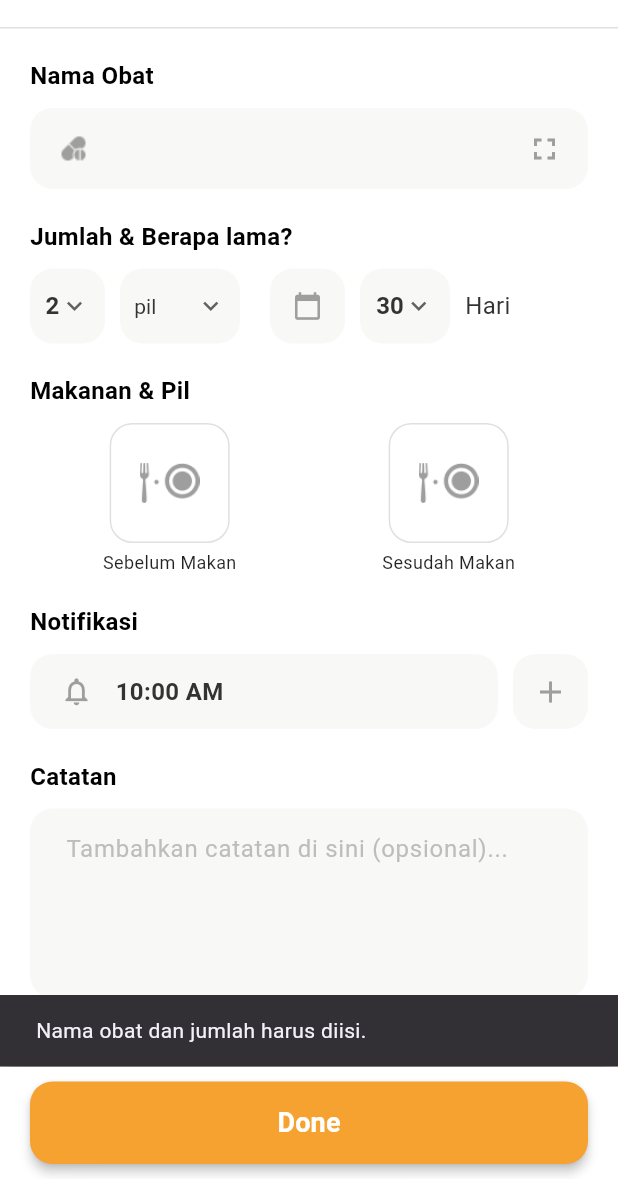
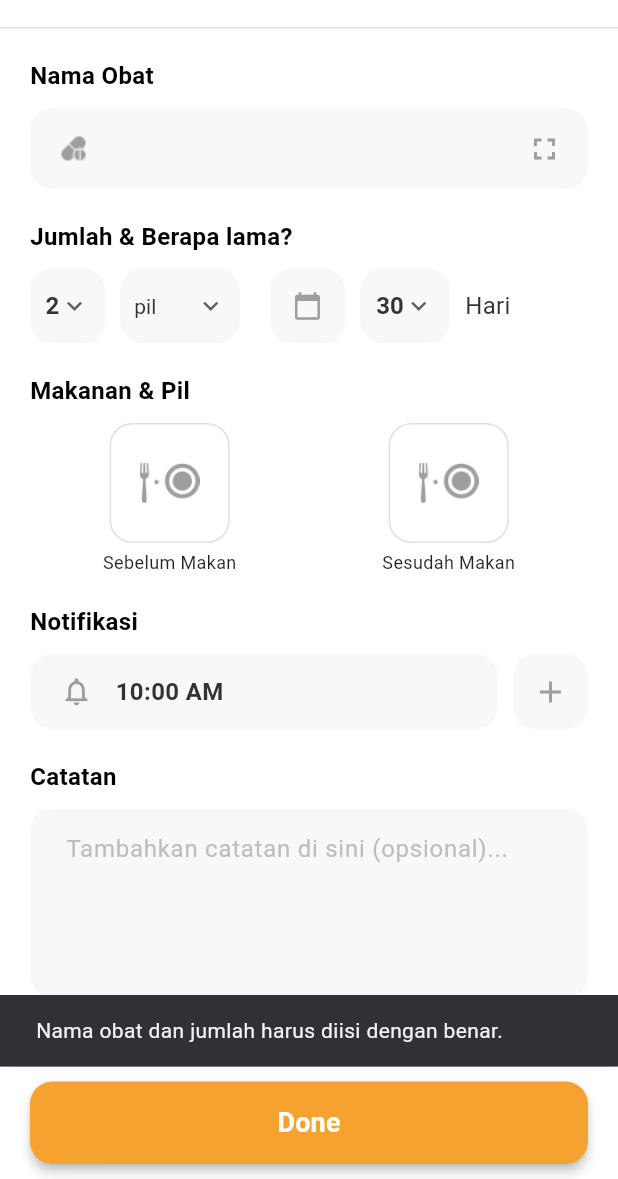
Before and after one commit to manzil26/sahabatRS, a Flutter app: the SajadTambahPage screen opened directly, after a tap on "Done", on a phone screen of 412 x 824 dp, the part 57-1236 px from its top. Run offline on Flutter 3.47's test engine with Material 3 defaults, Android fonts, the phone set to English and light mode, and no system bars; our stand-ins replace flutter_map, flutter_svg, latlong2, supabase_flutter; accounts and stored records are empty; Roboto replaces fonts that are missing (Poppins).

```diff
--- a/lib/screens/Penjadwalan/SaJad-Tambah.dart
+++ b/lib/screens/Penjadwalan/SaJad-Tambah.dart
@@ -2,8 +2,8 @@
 
 import 'package:flutter/material.dart';
 import 'package:intl/intl.dart';
-import '../../../../models/jadwal_obat.dart'; // Import model
-import '../../../../services/jadwal_service.dart'; // Import service
+import '../../../../models/jadwal_obat.dart';
+import '../../../../services/jadwal_service.dart';
 
 // --- Konstanta Warna ---
 const Color _orangeAksen = Color(0xFFF6A230);
@@ -11,11 +11,8 @@ const Color _inputBgColor = Color(0xFFF8F8F6);
 const Color _inputTextColor = Color(0xFF333333);
 const Color _greyIconColor = Color(0xFF9E9E9E);
 
-// --- Tipe Enum untuk Waktu Makan ---
-// Memastikan nilai enum cocok dengan ENUM database: 'sebelum_makan', 'sesudah_makan'
 enum WaktuMakan { sebelum, saat, sesudah }
 
-// --- Widget untuk Pilihan Waktu Makan Kustom (TIDAK BERUBAH) ---
 class WaktuMakanOption extends StatelessWidget {
   final WaktuMakan value;
   final WaktuMakan selectedValue;
@@ -83,7 +80,6 @@ class WaktuMakanOption extends StatelessWidget {
   }
 }
 
-// --- Widget Kustom untuk Input Field (Contoh: Nama Obat) ---
 Widget _buildRoundedInputField({
   required String label,
   required TextEditingController controller,
@@ -146,7 +142,6 @@ Widget _buildRoundedInputField({
   );
 }
 
-// --- Sajad Tambah Page ---
 class SajadTambahPage extends StatefulWidget {
   const SajadTambahPage({Key? key}) : super(key: key);
 
@@ -155,19 +150,19 @@ class SajadTambahPage extends StatefulWidget {
 }
 
 class _SajadTambahPageState extends State<SajadTambahPage> {
-  // State untuk form
   String _namaObat = 'Masukkan Nama Obat';
   int _jumlahObat = 2;
-  String _jenisJumlah = 'pil'; // atau 'tablet', 'sendok', dll.
+  String _jenisJumlah = 'pil';
   int _durasiHari = 30;
 
-  WaktuMakan _waktuMakanTerpilih = WaktuMakan.saat; // Sesuai gambar
-  TimeOfDay _jamMinum = const TimeOfDay(hour: 10, minute: 0); // Sesuai gambar
+  WaktuMakan _waktuMakanTerpilih = WaktuMakan.saat;
+  TimeOfDay _jamMinum = const TimeOfDay(hour: 10, minute: 0);
   String _catatan = '';
 
-  // Controller untuk field yang kompleks
   final TextEditingController _namaObatController = TextEditingController();
   final TextEditingController _catatanController = TextEditingController();
+
+  bool _isSaving = false; // Indikator loading saat menyimpan
 
   @override
   void initState() {
@@ -187,18 +182,16 @@ class _SajadTambahPageState extends State<SajadTambahPage> {
     super.dispose();
   }
 
-  // Fungsi untuk menampilkan Time Picker
   Future<void> _selectTime(BuildContext context) async {
     final TimeOfDay? picked = await showTimePicker(
       context: context,
       initialTime: _jamMinum,
       builder: (context, child) {
-        // Kustomisasi warna Time Picker (opsional)
         return Theme(
           data: ThemeData.light().copyWith(
             primaryColor: _orangeAksen,
             colorScheme: ColorScheme.light(
-              primary: _orangeAksen, // Warna aksen untuk jam yang dipilih
+              primary: _orangeAksen,
               onSurface: Colors.black,
             ),
           ),
@@ -213,18 +206,17 @@ class _SajadTambahPageState extends State<SajadTambahPage> {
     }
   }
 
-  // Fungsi untuk menyimpan data (DIUBAH)
+  // --- Fungsi Simpan Data (DIPERBAIKI) ---
   void _simpanJadwal() async {
-    // Dibuat async
-    // 1. Validasi
-    if (_namaObatController.text.isEmpty || _jumlahObat <= 0) {
+    if (_namaObatController.text.trim().isEmpty || _jumlahObat <= 0) {
       ScaffoldMessenger.of(context).showSnackBar(
-        const SnackBar(content: Text('Nama obat dan jumlah harus diisi.')),
+        const SnackBar(content: Text('Nama obat dan jumlah harus diisi dengan benar.')),
       );
       return;
     }
 
-    // Logic untuk mengkonversi WaktuMakan enum ke string database
+    setState(() => _isSaving = true); // Mulai loading
+
     String getJenisWaktuMakan() {
       switch (_waktuMakanTerpilih) {
         case WaktuMakan.sebelum:
@@ -237,10 +229,9 @@ class _SajadTambahPageState extends State<SajadTambahPage> {
       }
     }
 
-    // 2. Buat objek JadwalObat
     final newJadwal = JadwalObat(
       id: 0,
-      idPengguna: '', // Kosongkan saja, nanti diisi otomatis di Service pakai UUID asli
+      idPengguna: '',
       namaObat: _namaObat,
       jamMinum: _jamMinum,
       jenisWaktuMakan: getJenisWaktuMakan(),
@@ -250,27 +241,43 @@ class _SajadTambahPageState extends State<SajadTambahPage> {
       catatan: _catatan,
     );
 
-    // 3. Panggil Service untuk Add Data
-    final success = await JadwalService.addObat(newJadwal);
+    // Panggil service yang mengembalikan pesan error (String?)
+    final errorMessage = await JadwalService.addObat(newJadwal);
 
-    String message;
-    if (success) {
-      message = 'Jadwal obat berhasil ditambahkan.';
+    if (!mounted) return;
+
+    setState(() => _isSaving = false); // Stop loading
+
+    if (errorMessage == null) {
+      // SUKSES (Error null)
+      ScaffoldMessenger.of(context).showSnackBar(
+        const SnackBar(
+          content: Text('Jadwal obat berhasil ditambahkan!'),
+          backgroundColor: Colors.green,
+        ),
+      );
+      Navigator.of(context).pop(); // Kembali ke halaman sebelumnya
     } else {
-      message = 'Gagal menambahkan jadwal obat.';
+      // GAGAL (Tampilkan pesan error asli dari Supabase)
+      // Contoh error: "relation 'jadwalobat' does not exist" -> Nama tabel salah
+      // Contoh error: "violates row-level security policy" -> Masalah Auth/RLS
+      showDialog(
+        context: context,
+        builder: (ctx) => AlertDialog(
+          title: const Text("Gagal Menyimpan"),
+          content: Text("Detail Error:\n$errorMessage\n\nPastikan Anda sudah login dan tabel 'jadwalobat' ada."),
+          actions: [
+            TextButton(
+              onPressed: () => Navigator.pop(ctx),
+              child: const Text("Tutup"),
+            )
+          ],
+        ),
+      );
+    }
   }
 
-    ScaffoldMessenger.of(
-      context,
-    ).showSnackBar(SnackBar(content: Text(message)));
-
-    // 4. Kembali ke halaman sebelumnya
-    Navigator.of(context).pop();
-  }
-
-  // --- Widget Kustom untuk Pilihan Jumlah & Durasi (2 Pil - 30 Hari) ---
   Widget _buildJumlahDanDurasi() {
-    // Fungsi yang akan dipanggil saat perubahan terjadi pada Dropdown
     void _onChanged(dynamic newValue, String type) {
       setState(() {
         if (type == 'jumlah') {
@@ -283,10 +290,9 @@ class _SajadTambahPageState extends State<SajadTambahPage> {
       });
     }
 
-    // Builder untuk wadah input
     Widget _buildDropdownContainer({
       required Widget child,
-      double width = 80, // Default width
+      double width = 80,
     }) {
       return Container(
         width: width,
@@ -300,7 +306,6 @@ class _SajadTambahPageState extends State<SajadTambahPage> {
       );
     }
 
-    // Opsi untuk Jumlah Pil (Simulasi 1-5)
     List<DropdownMenuItem<String>> jumlahItems = [1, 2, 3, 4, 5]
         .map(
           (e) =>
@@ -308,7 +313,6 @@ class _SajadTambahPageState extends State<SajadTambahPage> {
         )
         .toList();
 
-    // Opsi untuk Jenis Jumlah (Pil, Tablet, Kapsul)
     List<DropdownMenuItem<String>> jenisItems = ['pil', 'tablet', 'kapsul']
         .map(
           (e) => DropdownMenuItem(
@@ -318,7 +322,6 @@ class _SajadTambahPageState extends State<SajadTambahPage> {
         )
         .toList();
 
-    // Opsi untuk Durasi Hari (Simulasi 1-30)
     List<DropdownMenuItem<String>> durasiItems =
         List.generate(30, (index) => index + 1)
             .map(
@@ -343,7 +346,6 @@ class _SajadTambahPageState extends State<SajadTambahPage> {
         const SizedBox(height: 10),
         Row(
           children: <Widget>[
-            // 1. Jumlah Obat (2)
             _buildDropdownContainer(
               width: 50,
               child: DropdownButtonHideUnderline(
@@ -363,9 +365,8 @@ class _SajadTambahPageState extends State<SajadTambahPage> {
             ),
             const SizedBox(width: 10),
 
-            // 2. Jenis Jumlah (pil)
             _buildDropdownContainer(
-              width: 80, // Lebih lebar untuk teks 'pil'
+              width: 80,
               child: DropdownButtonHideUnderline(
                 child: DropdownButton<String>(
                   value: _jenisJumlah,
@@ -378,7 +379,6 @@ class _SajadTambahPageState extends State<SajadTambahPage> {
               ),
             ),
 
-            // Icon Kalender (Simulasi)
             const SizedBox(width: 20),
             Container(
               width: 50,
@@ -396,7 +396,6 @@ class _SajadTambahPageState extends State<SajadTambahPage> {
 
             const SizedBox(width: 10),
 
-            // 3. Durasi Hari (30 Hari)
             _buildDropdownContainer(
               width: 60,
               child: DropdownButtonHideUnderline(
@@ -416,7 +415,6 @@ class _SajadTambahPageState extends State<SajadTambahPage> {
             ),
             const SizedBox(width: 10),
 
-            // Teks 'Hari'
             const Text(
               'Hari',
               style: TextStyle(color: _inputTextColor, fontSize: 16),
@@ -427,7 +425,6 @@ class _SajadTambahPageState extends State<SajadTambahPage> {
     );
   }
 
-  // --- Widget Kustom untuk Notifikasi (Input Waktu) ---
   Widget _buildNotifikasiInput() {
     return Column(
       crossAxisAlignment: CrossAxisAlignment.start,
@@ -465,7 +462,7 @@ class _SajadTambahPageState extends State<SajadTambahPage> {
                       Text(
                         _jamMinum.format(
                           context,
-                        ), // Menampilkan waktu yang dipilih
+                        ),
                         style: const TextStyle(
                           color: _inputTextColor,
                           fontSize: 16,
@@ -478,7 +475,6 @@ class _SajadTambahPageState extends State<SajadTambahPage> {
               ),
             ),
             const SizedBox(width: 10),
-            // Tombol Tambah Waktu
             InkWell(
               onTap: () {
                 print('Tambah waktu notifikasi');
@@ -499,7 +495,6 @@ class _SajadTambahPageState extends State<SajadTambahPage> {
     );
   }
 
-  // --- Widget Kustom untuk Catatan (Text Area) ---
   Widget _buildCatatanInput() {
     return Column(
       crossAxisAlignment: CrossAxisAlignment.start,
@@ -515,7 +510,7 @@ class _SajadTambahPageState extends State<SajadTambahPage> {
         const SizedBox(height: 10),
         TextField(
           controller: _catatanController,
-          maxLines: 4, // Membuatnya terlihat seperti text area
+          maxLines: 4,
           decoration: InputDecoration(
             filled: true,
             fillColor: _inputBgColor,
@@ -568,28 +563,26 @@ class _SajadTambahPageState extends State<SajadTambahPage> {
             ),
           ),
         ],
-        // Garis pemisah di bawah AppBar
         bottom: PreferredSize(
           preferredSize: const Size.fromHeight(1.0),
           child: Container(color: Colors.grey[300], height: 1.0),
         ),
       ),
 
-      // --- Body ---
       body: SingleChildScrollView(
         padding: const EdgeInsets.all(20.0),
         child: Column(
           crossAxisAlignment: CrossAxisAlignment.start,
           children: <Widget>[
-            // 1. Nama Obat
             _buildRoundedInputField(
               label: 'Nama Obat',
               controller: _namaObatController,
               prefixIcon: Image.asset(
-                'assets/images/penjadwalan/pil.png', // Sesuaikan path asset Anda
+                'assets/images/penjadwalan/pil.png',
                 width: 24,
                 height: 24,
                 color: _greyIconColor,
+                errorBuilder: (_,__,___) => const Icon(Icons.medication),
               ),
               suffixIcon: const Icon(
                 Icons.fullscreen,
@@ -600,12 +593,10 @@ class _SajadTambahPageState extends State<SajadTambahPage> {
 
             const SizedBox(height: 20),
 
-            // 2. Jumlah & Berapa lama?
             _buildJumlahDanDurasi(),
 
             const SizedBox(height: 20),
 
-            // 3. Makanan & Pil
             const Text(
               'Makanan & Pil',
               style: TextStyle(
@@ -638,12 +629,10 @@ class _SajadTambahPageState extends State<SajadTambahPage> {
 
             const SizedBox(height: 20),
 
-            // 4. Notifikasi
             _buildNotifikasiInput(),
 
             const SizedBox(height: 20),
 
-            // 5. Catatan
             _buildCatatanInput(),
 
             const SizedBox(height: 30),
@@ -651,7 +640,6 @@ class _SajadTambahPageState extends State<SajadTambahPage> {
         ),
       ),
 
-      // --- Floating Action Button (DONE) ---
       bottomNavigationBar: Padding(
         padding: EdgeInsets.fromLTRB(
           20,
@@ -662,7 +650,7 @@ class _SajadTambahPageState extends State<SajadTambahPage> {
         child: SizedBox(
           height: 55,
           child: ElevatedButton(
-            onPressed: _simpanJadwal,
+            onPressed: _isSaving ? null : _simpanJadwal, // Disable saat loading
             style: ElevatedButton.styleFrom(
               backgroundColor: _orangeAksen,
               shape: RoundedRectangleBorder(
@@ -670,7 +658,9 @@ class _SajadTambahPageState extends State<SajadTambahPage> {
               ),
               elevation: 3,
             ),
-            child: const Text(
+            child: _isSaving
+                ? const SizedBox(height: 20, width: 20, child: CircularProgressIndicator(color: Colors.white, strokeWidth: 2))
+                : const Text(
                     'Done',
                     style: TextStyle(
                       fontSize: 18,
```
Also changed, not shown: lib/screens/main-features/halaman-user.dart (+209 -41 lines), lib/services/jadwal_service.dart (+26 -32 lines). Lines whose indentation alone changed are shown as unchanged.
